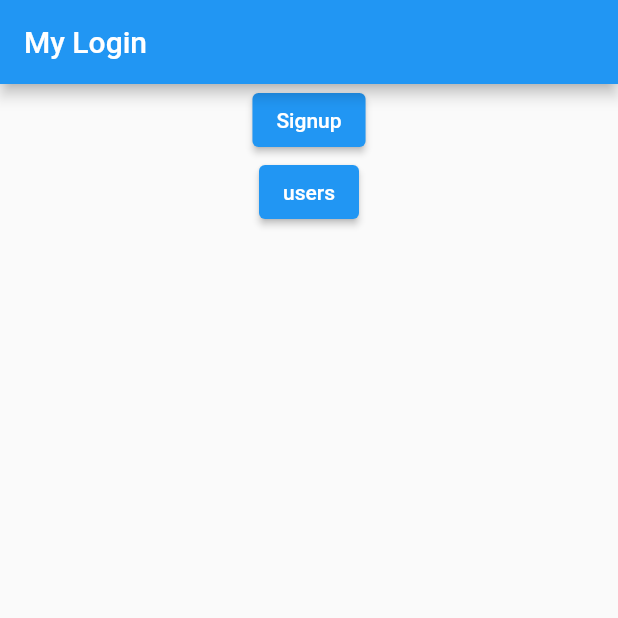
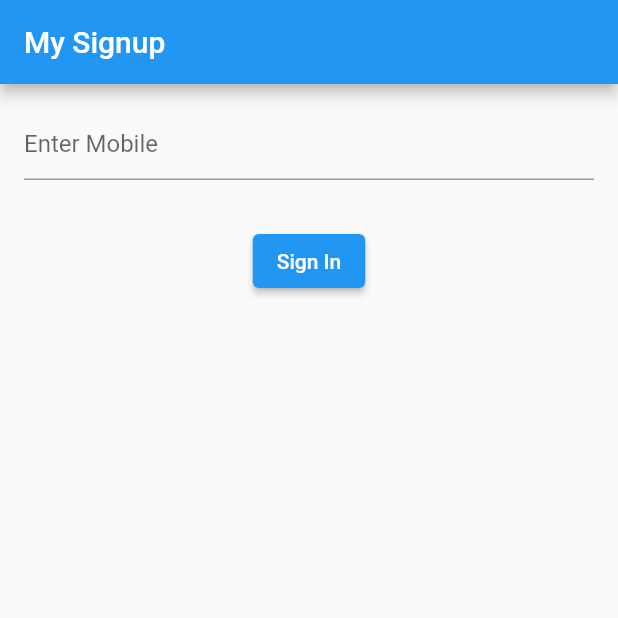
Before and after one commit to self-car-rental/scr-vendor-ui, a Flutter app: the screen it shows after launch, on a phone screen of 412 x 824 dp, the top half of it. Run offline on Flutter 3.47's test engine with Material 2 defaults, Android fonts, the phone set to English and light mode, and no system bars; our stand-ins replace dio, flutter_bloc, flutter_spinkit, freezed_annotation, get_it, go_router and 1 more; missing offline and left inert: amplify_api, amplify_auth_cognito, amplify_flutter.

Commit message:
feat: Implement SignIn screen with background SignUp for new users

```diff
--- a/lib/config/amplify_config.dart
+++ b/lib/config/amplify_config.dart
@@ -24,15 +24,15 @@ const amplifyConfig = ''' {
         "CredentialsProvider": {
           "CognitoIdentity": {
             "Default": {
-              "PoolId": "ap-south-1:08130062-259a-4348-ad14-46539cca35ef",
+              "PoolId": "ap-south-1:fb4a35a6-5067-4683-ad12-3d818182f1b2",
               "Region": "ap-south-1"
             }
           }
         },
         "CognitoUserPool": {
           "Default": {
-            "PoolId": "ap-south-1_QBkp6VGJf",
-            "AppClientId": "2hubafgbbs05eo9dfa7mecjd17",
+            "PoolId": "ap-south-1_NtWjcZRnB",
+            "AppClientId": "4m73633uk85mo4ecds5saph8fl",
             "Region": "ap-south-1"
           }
         },
--- a/lib/core/app_route_constants.dart
+++ b/lib/core/app_route_constants.dart
@@ -1,4 +1,4 @@
-enum AppPage { signup, login, home, user }
+enum AppPage { signup, signin, login, home, user }
 
 extension AppPageExtension on AppPage {
   String get path {
@@ -7,6 +7,8 @@ extension AppPageExtension on AppPage {
         return '/';
       case AppPage.signup:
         return '/signup';
+      case AppPage.signin:
+        return '/signin';
       case AppPage.login:
         return '/login';
       case AppPage.user:
@@ -24,6 +26,8 @@ extension AppPageExtension on AppPage {
         return 'LOGIN';
       case AppPage.signup:
         return 'SIGNUP';
+      case AppPage.signin:
+        return 'SIGNIN';
       case AppPage.user:
         return 'USER';
       default:
@@ -39,6 +43,8 @@ extension AppPageExtension on AppPage {
         return 'My Login';
       case AppPage.signup:
         return 'My Signup';
+      case AppPage.signin:
+        return 'My Signin';
       case AppPage.user:
         return 'My USER';
       default:
--- a/lib/core/app_router.dart
+++ b/lib/core/app_router.dart
@@ -3,6 +3,7 @@ import 'package:go_router/go_router.dart';
 
 // Project imports:
 import 'package:scr_vendor/core/app_route_constants.dart';
+import 'package:scr_vendor/features/auth/presentation/screens/sign_in_screen.dart';
 import 'package:scr_vendor/features/auth/presentation/screens/sign_up_screen.dart';
 import 'package:scr_vendor/features/home/presentation/screens/home_screen.dart';
 import 'package:scr_vendor/features/login/presentation/screens/login_screen.dart';
@@ -12,7 +13,7 @@ class AppRouter {
   static GoRouter get router => _goRouter;
 
   static final _goRouter = GoRouter(
-    initialLocation: AppPage.login.path,
+    initialLocation: AppPage.signin.path,
     routes: [
       GoRoute(
         path: AppPage.home.path,
@@ -23,6 +24,11 @@ class AppRouter {
         path: AppPage.login.path,
         name: AppPage.login.name,
         builder: (context, state) => const LoginScreen(),
+      ),
+      GoRoute(
+        path: AppPage.signin.path,
+        name: AppPage.signin.name,
+        builder: (context, state) => SignInScreen(),
       ),
       GoRoute(
         path: AppPage.user.path,
--- a/lib/core/service_locator.dart
+++ b/lib/core/service_locator.dart
@@ -7,6 +7,7 @@ import 'package:scr_vendor/common/network/dio_client.dart';
 import 'package:scr_vendor/features/auth/data/datasources/auth_remote_data_source.dart';
 import 'package:scr_vendor/features/auth/data/repositories/auth_repository_impl.dart';
 import 'package:scr_vendor/features/auth/domain/repositories/auth_repository.dart';
+import 'package:scr_vendor/features/auth/domain/usecases/sign_in_usecase.dart';
 import 'package:scr_vendor/features/auth/domain/usecases/sign_up_usecase.dart';
 import 'package:scr_vendor/features/auth/presentation/bloc/auth_bloc.dart';
 import 'package:scr_vendor/features/user/data/datasources/user_remote_data_source.dart';
@@ -69,11 +70,13 @@ void _registerAuthFeatures() {
   serviceLocator.registerFactory(
     () => AuthBloc(
       signUpUseCase: serviceLocator(),
+      signInUseCase: serviceLocator(),
     ),
   );
 
   // Use Cases
   serviceLocator.registerLazySingleton(() => SignUpUseCase(serviceLocator()));
+  serviceLocator.registerLazySingleton(() => SignInUseCase(serviceLocator()));
 
   // Repository
   serviceLocator.registerLazySingleton<AuthRepository>(
--- a/lib/features/auth/domain/repositories/auth_repository.dart
+++ b/lib/features/auth/domain/repositories/auth_repository.dart
@@ -1,7 +1,7 @@
 // Project imports:
-import 'package:scr_vendor/features/auth/data/models/user_cognito_model.dart';
 
 /// This interface defines methods for managing authentication-related actions
 abstract class AuthRepository {
-  Future<void> signUp(UserCognitoModel user);
+  Future<void> signUp(String mobileNumber);
+  Future<void> signIn(String mobileNumber);
 }
--- /dev/null
+++ b/lib/features/auth/domain/usecases/sign_in_usecase.dart
@@ -0,0 +1,42 @@
+// Flutter imports:
+
+// Flutter imports:
+import 'package:flutter/foundation.dart' show immutable;
+
+// Package imports:
+import 'package:amplify_auth_cognito/amplify_auth_cognito.dart';
+
+// Project imports:
+import 'package:scr_vendor/features/auth/domain/repositories/auth_repository.dart';
+import 'package:scr_vendor/features/auth/domain/usecases/sign_up_usecase.dart';
+
+@immutable
+class SignInUseCase {
+  final AuthRepository _repository;
+
+  const SignInUseCase(this._repository);
+
+  Future<void> execute(SignInParams params) async {
+    try {
+      await _repository.signIn(params.mobileNumber);
+    } on UserNotFoundException {
+      // User not found, proceed to sign up and then sign in again
+      await _handleUserNotFound(params.mobileNumber);
+    } catch (e) {
+      // Handle other exceptions
+      rethrow;
+    }
+  }
+
+  Future<void> _handleUserNotFound(String mobileNumber) async {
+    await SignUpUseCase(_repository).execute(SignUpParams(mobileNumber));
+    await _repository.signIn(mobileNumber);
+  }
+}
+
+@immutable
+class SignInParams {
+  final String mobileNumber;
+
+  const SignInParams(this.mobileNumber);
+}
--- a/lib/features/auth/domain/usecases/sign_up_usecase.dart
+++ b/lib/features/auth/domain/usecases/sign_up_usecase.dart
@@ -2,31 +2,28 @@
 import 'package:flutter/foundation.dart' show immutable;
 
 // Project imports:
-import 'package:scr_vendor/features/auth/data/models/user_cognito_model.dart';
 import 'package:scr_vendor/features/auth/domain/repositories/auth_repository.dart';
 
 /// This class encapsulates the business logic for signing up a user into
 /// the system. It acts as an intermediary between the presentation layer
 /// and the data layer, represented by the [AuthRepository].
+
 @immutable
 class SignUpUseCase {
-  final AuthRepository repository;
+  final AuthRepository _repository;
 
-  /// Constructs a [SignUpUseCase] with the given [repository].
-  const SignUpUseCase(this.repository);
+  const SignUpUseCase(this._repository);
 
-  Future<void> call(SignupUserParams params) async {
-    return await repository.signUp(params.user);
+  Future<void> execute(SignUpParams params) async {
+    return await _repository.signUp(params.mobileNumber);
   }
 }
 
-/// Parameters required for the sign-up use case.
-///
 /// This class holds the data required to execute the sign-up use case.
 
 @immutable
-class SignupUserParams {
-  final UserCognitoModel user;
+class SignUpParams {
+  final String mobileNumber;
 
-  const SignupUserParams(this.user);
+  const SignUpParams(this.mobileNumber);
 }
--- a/lib/features/auth/presentation/bloc/auth_bloc.dart
+++ b/lib/features/auth/presentation/bloc/auth_bloc.dart
@@ -3,6 +3,7 @@ import 'package:flutter_bloc/flutter_bloc.dart';
 
 // Project imports:
 import 'package:scr_vendor/features/auth/domain/exceptions/user_mobile_already_exists_exception.dart';
+import 'package:scr_vendor/features/auth/domain/usecases/sign_in_usecase.dart';
 import 'package:scr_vendor/features/auth/domain/usecases/sign_up_usecase.dart';
 import 'package:scr_vendor/features/auth/presentation/bloc/auth_event.dart';
 import 'package:scr_vendor/features/auth/presentation/bloc/auth_state.dart';
@@ -12,10 +13,12 @@ import 'package:scr_vendor/features/auth/presentation/bloc/auth_state.dart';
 /// emitting [AuthState]s.
 class AuthBloc extends Bloc<AuthEvent, AuthState> {
   final SignUpUseCase signUpUseCase;
+  final SignInUseCase signInUseCase;
 
-  /// Constructs an [AuthBloc] with the necessary [signUpUseCase].
-  AuthBloc({required this.signUpUseCase}) : super(AuthInitial()) {
+  AuthBloc({required this.signUpUseCase, required this.signInUseCase})
+      : super(AuthInitial()) {
     on<SignUpRequested>(_onSignUpRequested);
+    on<SignInRequested>(_onSignInRequested);
   }
 
   /// This function is triggered when a [SignUpRequested] event is added.
@@ -23,7 +26,7 @@ class AuthBloc extends Bloc<AuthEvent, AuthState> {
       SignUpRequested event, Emitter<AuthState> emit) async {
     emit(SignUpLoading());
     try {
-      await signUpUseCase.call(SignupUserParams(event.user));
+      await signUpUseCase.execute(SignUpParams(event.user.mobile));
       emit(SignUpSuccess());
     } on UserMobileAlreadyExistsException {
       emit(UserMobileAlreadyExists());
@@ -31,4 +34,15 @@ class AuthBloc extends Bloc<AuthEvent, AuthState> {
       emit(SignUpFailure(e.toString()));
     }
   }
+
+  Future<void> _onSignInRequested(
+      SignInRequested event, Emitter<AuthState> emit) async {
+    emit(SignInLoading());
+    try {
+      await signInUseCase.execute(SignInParams(event.mobileNumber));
+      emit(SignInSuccess());
+    } on Exception catch (e) {
+      emit(SignInFailure(e.toString()));
+    }
+  }
 }
--- a/lib/features/auth/presentation/bloc/auth_event.dart
+++ b/lib/features/auth/presentation/bloc/auth_event.dart
@@ -13,3 +13,9 @@ class SignUpRequested extends AuthEvent {
   /// Constructs a [SignUpRequested] event with the provided [user] information.
   SignUpRequested(this.user);
 }
+
+class SignInRequested extends AuthEvent {
+  final String mobileNumber;
+
+  SignInRequested(this.mobileNumber);
+}
--- a/lib/features/auth/presentation/bloc/auth_state.dart
+++ b/lib/features/auth/presentation/bloc/auth_state.dart
@@ -19,3 +19,12 @@ class SignUpFailure extends AuthState {
 }
 
 class UserMobileAlreadyExists extends AuthState {}
+
+class SignInLoading extends AuthState {}
+
+class SignInSuccess extends AuthState {}
+
+class SignInFailure extends AuthState {
+  final String error;
+  SignInFailure(this.error);
+}
--- /dev/null
+++ b/lib/features/auth/presentation/screens/sign_in_screen.dart
@@ -0,0 +1,91 @@
+// Flutter imports:
+import 'package:flutter/material.dart';
+
+// Package imports:
+import 'package:flutter_bloc/flutter_bloc.dart';
+import 'package:go_router/go_router.dart';
+
+// Project imports:
+import 'package:scr_vendor/common/dialog/progress_dialog.dart';
+import 'package:scr_vendor/common/dialog/retry_dialog.dart';
+import 'package:scr_vendor/common/validators/validators.dart';
+import 'package:scr_vendor/common/widget/text_input.dart';
+import 'package:scr_vendor/core/app_route_constants.dart';
+import 'package:scr_vendor/features/auth/presentation/bloc/auth_bloc.dart';
+import 'package:scr_vendor/features/auth/presentation/bloc/auth_event.dart';
+import 'package:scr_vendor/features/auth/presentation/bloc/auth_state.dart';
+
+class SignInScreen extends StatelessWidget {
+  SignInScreen({super.key});
+
+  final GlobalKey<FormState> _formKey = GlobalKey<FormState>();
+  final TextEditingController _mobileController = TextEditingController();
+
+  @override
+  Widget build(BuildContext context) {
+    return Scaffold(
+      appBar: AppBar(title: Text(AppPage.signup.title)),
+      body: SingleChildScrollView(
+        padding: const EdgeInsets.all(16.0),
+        child: Form(
+          key: _formKey,
+          child: Column(
+            children: <Widget>[
+              _buildMobileInput(),
+              const SizedBox(height: 30),
+              _buildSignInButton(context),
+              const SizedBox(height: 20),
+              BlocConsumer<AuthBloc, AuthState>(
+                listener: (context, state) {
+                  if (state is SignInSuccess) {
+                    WidgetsBinding.instance.addPostFrameCallback((_) {
+                      context.goNamed(AppPage.user.name);
+                    });
+                  } else if (state is SignInFailure) {
+                    showDialog(
+                      context: context,
+                      builder: (_) => RetryDialog(
+                        title: state.error,
+                        onRetryPressed: () => _onSignInPressed(context),
+                      ),
+                    );
+                  }
+                },
+                builder: (context, state) {
+                  if (state is SignInLoading) {
+                    return const ProgressDialog(
+                      title: 'Send otp...',
+                      isProgressed: true,
+                    );
+                  }
+                  return const SizedBox.shrink();
+                },
+              ),
+            ],
+          ),
+        ),
+      ),
+    );
+  }
+
+  Widget _buildMobileInput() {
+    return TextInput(
+      controller: _mobileController,
+      hint: 'Enter Mobile',
+      validator: Validators.validateMobile,
+    );
+  }
+
+  Widget _buildSignInButton(BuildContext context) {
+    return ElevatedButton(
+      onPressed: () => _onSignInPressed(context),
+      child: const Text('Sign In'),
+    );
+  }
+
+  void _onSignInPressed(BuildContext context) {
+    if (_formKey.currentState!.validate()) {
+      context.read<AuthBloc>().add(SignInRequested(_mobileController.text));
+    }
+  }
+}
```
Also changed, not shown: lib/features/auth/data/datasources/auth_remote_data_source.dart (+23 -11 lines), lib/features/auth/data/repositories/auth_repository_impl.dart (+7 -8 lines).
